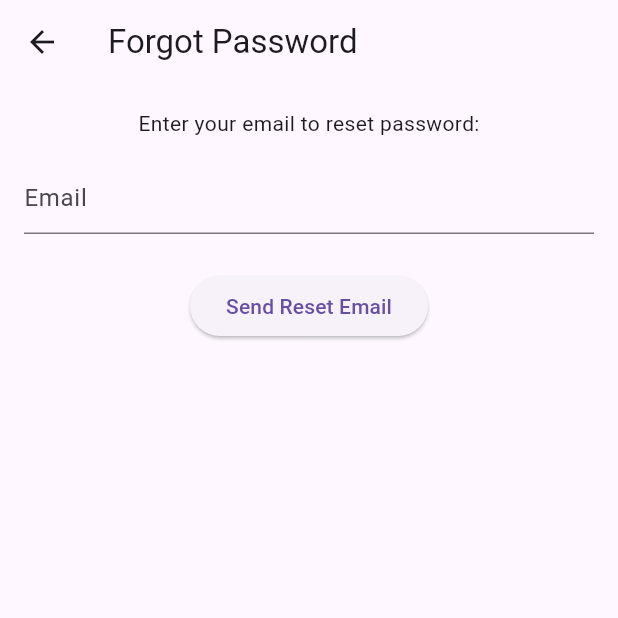
After one commit to vorlasanedev/firebase_auth_ui, a Flutter app: the screen it shows after launch, after a tap on "Forgot Password?", on a phone screen of 412 x 824 dp, the top half of it. The commit adds this screen. Run offline on Flutter 3.47's test engine with Material 3 defaults, Android fonts, the phone set to English and light mode, and no system bars; our stand-ins replace firebase_auth, firebase_core; accounts and stored records are empty.

Commit message:
update wrapper screen to check when user login

```diff
--- a/lib/main.dart
+++ b/lib/main.dart
@@ -1,4 +1,4 @@
-import 'package:firebase_auth_ui/screens/auth/login_screen.dart';
+import 'package:firebase_auth_ui/screens/auth/auth_wrapper.dart';
 import 'package:firebase_auth_ui/firebase_options.dart';
 import 'package:firebase_core/firebase_core.dart';
 import 'package:flutter/material.dart';
@@ -17,7 +17,8 @@ class MainApp extends StatelessWidget {
   Widget build(BuildContext context) {
     return const MaterialApp(
       debugShowCheckedModeBanner: false,
-      home: LoginScreen(),
+      home: AuthWrapper(),
+      // home: LoginScreen(),
       // home: SignupScreen(),
     );
   }
--- /dev/null
+++ b/lib/screens/auth/auth_wrapper.dart
@@ -0,0 +1,65 @@
+import 'package:firebase_auth/firebase_auth.dart';
+import 'package:firebase_auth_ui/screens/auth/email_verify_screen.dart';
+import 'package:firebase_auth_ui/screens/auth/login_screen.dart';
+import 'package:firebase_auth_ui/screens/home_screen.dart';
+import 'package:flutter/material.dart';
+
+class AuthWrapper extends StatefulWidget {
+  const AuthWrapper({super.key});
+
+  @override
+  State<AuthWrapper> createState() => _AuthWrapperState();
+}
+
+class _AuthWrapperState extends State<AuthWrapper> {
+  User? user;
+  bool _isEmailVerified = false;
+  bool _checking = true;
+
+  @override
+  void initState() {
+    super.initState();
+    _checkUser();
+  }
+
+  Future<void> _checkUser() async {
+    setState(() => _checking = true);
+    user = FirebaseAuth.instance.currentUser;
+
+    if (user != null) {
+      // Reload user to get latest info
+      await user!.reload();
+      user = FirebaseAuth.instance.currentUser;
+
+      // Optionally, check email verification
+      _isEmailVerified = user?.emailVerified ?? false;
+
+      if (!mounted) return; // guard against disposed State
+      // If email is not verified, show verification page
+      if (!_isEmailVerified) {
+        Navigator.of(context).pushReplacement(
+          MaterialPageRoute(builder: (_) => EmailVerificationScreen()),
+        );
+        return;
+      }
+    }
+    setState(() => _checking = false);
+  }
+
+  @override
+  Widget build(BuildContext context) {
+    if (_checking) {
+      return Scaffold(body: Center(child: CircularProgressIndicator()));
+    }
+
+    if (user == null) {
+      // Not logged in or email not verified, show login screen
+      return LoginScreen();
+    } else if (!_isEmailVerified) {
+      return EmailVerificationScreen();
+    } else {
+      // User logged in and email verified
+      return HomeScreen();
+    }
+  }
+}
--- /dev/null
+++ b/lib/screens/auth/forgot_password_screen.dart
@@ -0,0 +1,94 @@
+import 'package:firebase_auth/firebase_auth.dart';
+import 'package:flutter/material.dart';
+
+class ForgotPasswordScreen extends StatefulWidget {
+  const ForgotPasswordScreen({super.key});
+
+  @override
+  State<ForgotPasswordScreen> createState() => _ForgotPasswordScreenState();
+}
+
+class _ForgotPasswordScreenState extends State<ForgotPasswordScreen> {
+  final _formKey = GlobalKey<FormState>();
+  final TextEditingController _emailController = TextEditingController();
+  bool _loading = false;
+
+  // show message function
+  void _showSnackBar(String message) {
+    ScaffoldMessenger.of(context).showSnackBar(
+      SnackBar(
+        content: Text(message),
+        backgroundColor: Colors.green,
+        duration: Duration(seconds: 3),
+      ),
+    );
+  }
+
+  Future<void> _sendResetEmail() async {
+    if (!_formKey.currentState!.validate()) return;
+
+    setState(() {
+      _loading = true;
+    });
+
+    String email = _emailController.text.trim();
+
+    try {
+      await FirebaseAuth.instance.sendPasswordResetEmail(email: email);
+      _showSnackBar('Password reset email sent, check your inbox.');
+      if (!mounted) return; // guard against disposed State
+      Navigator.pop(context);
+    } on FirebaseAuthException catch (e) {
+      String msg = e.message ?? 'Failed to send reset email.';
+      _showSnackBar(msg);
+    } catch (e) {
+      _showSnackBar('An unexpected error occurred.');
+    } finally {
+      if (mounted) {
+        setState(() {
+          _loading = false;
+        });
+      }
+    }
+  }
+
+  @override
+  Widget build(BuildContext context) {
+    return Scaffold(
+      appBar: AppBar(title: Text('Forgot Password')),
+      body: Padding(
+        padding: const EdgeInsets.all(16.0),
+        child: Form(
+          key: _formKey,
+          child: Column(
+            children: [
+              Text('Enter your email to reset password:'),
+              SizedBox(height: 16),
+              TextFormField(
+                controller: _emailController,
+                decoration: InputDecoration(hintText: 'Email'),
+                keyboardType: TextInputType.emailAddress,
+                validator: (val) {
+                  if (val == null || val.trim().isEmpty) {
+                    return 'Email is required';
+                  }
+                  if (!RegExp(r'^[^@]+@[^@]+\.[^@]+').hasMatch(val.trim())) {
+                    return 'Enter a valid email';
+                  }
+                  return null;
+                },
+              ),
+              SizedBox(height: 24),
+              ElevatedButton(
+                onPressed: _loading ? null : _sendResetEmail,
+                child: _loading
+                    ? CircularProgressIndicator(color: Colors.white)
+                    : Text('Send Reset Email'),
+              ),
+            ],
+          ),
+        ),
+      ),
+    );
+  }
+}
```
Also changed, not shown: lib/screens/auth/email_verify_screen.dart (added, +108 -0 lines), lib/screens/auth/login_screen.dart (+65 -9 lines), lib/screens/auth/signup_screen.dart (+18 -8 lines), lib/screens/home_screen.dart (+8 -7 lines).
